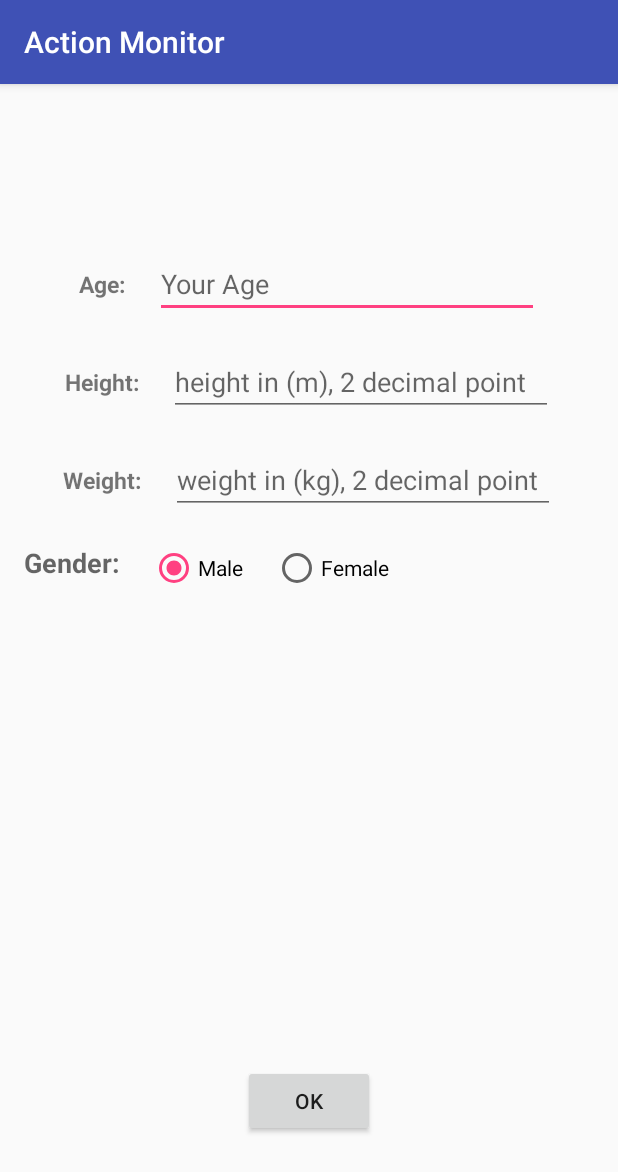
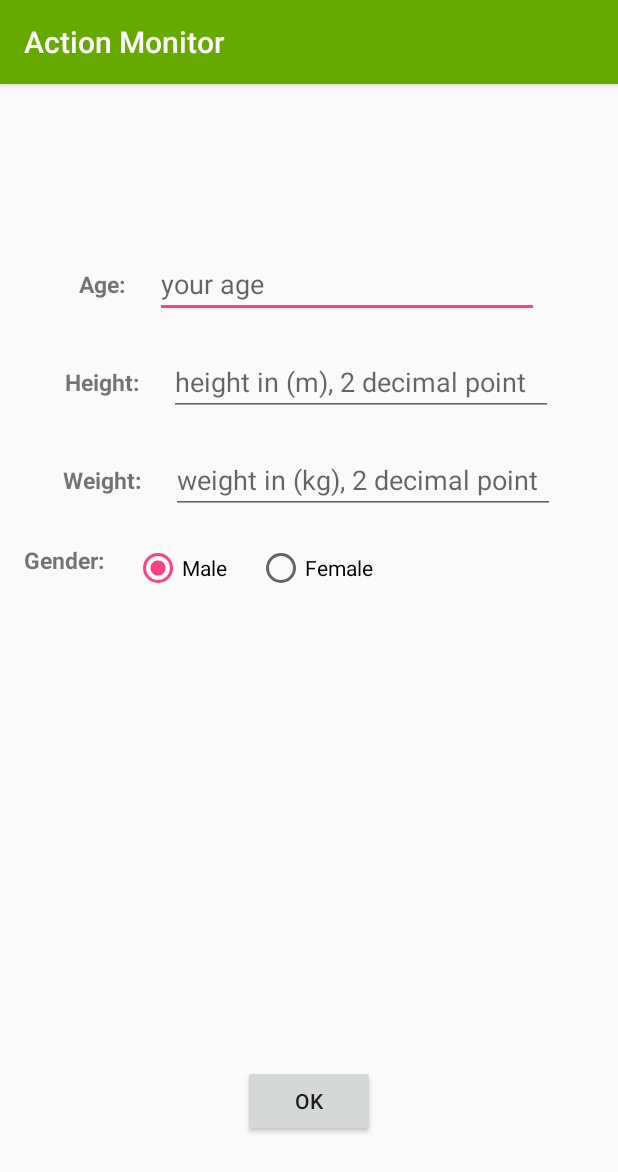
Before and after one commit to qq296776435/ActionMonitorAPP, an Android app: the CreateUserActivity screen opened directly, with no data from a screen before it, on a phone screen of 412 x 824 dp. Shown: the top 1172 px of the screen. Run offline under Robolectric (Android 15) with nearby library versions, the phone set to English and light mode, and no system bars.

Commit message:
add plotting feature, and change naming

```diff
--- a/app/src/main/java/jnu/action/AccData.java
+++ b/app/src/main/java/jnu/action/AccData.java
@@ -1,8 +1,8 @@
 package jnu.action;
 
 public class AccData {
-    public float x, y, z;
-    public long timestamp;
+    float x, y, z;
+    long timestamp;
 
     public AccData(float[] values, long timestamp){
         x = values[0];
@@ -16,6 +16,6 @@ public class AccData {
     }
 
     public String toString(){
-        return String.format("x:%.4f y:%.4f, z:%.4f", x, y ,z);
+        return String.format("x:%.4f y:%.4f, z:%.4f", x, y, z);
     }
 }
--- a/app/src/main/java/jnu/action/CreateUserActivity.java
+++ b/app/src/main/java/jnu/action/CreateUserActivity.java
@@ -11,7 +11,7 @@ public class CreateUserActivity extends AppCompatActivity {
     private EditText ageInput;
     private EditText heightInput;
     private EditText weightInput;
-    private RadioGroup groupGender;
+    private RadioGroup genderGroup;
     private RadioButton selectedGender;
     private Button okButton;
     private String uid;
@@ -21,33 +21,26 @@ public class CreateUserActivity extends AppCompatActivity {
         super.onCreate(savedInstanceState);
         setContentView(R.layout.activity_create_user);
 
-        ageInput = (EditText)findViewById(R.id.ageInput);
-        heightInput = (EditText)findViewById(R.id.heightInput);
-        weightInput = (EditText)findViewById(R.id.weightInput);
-        groupGender = (RadioGroup)findViewById(R.id.radioGender);
-        uidText = (TextView)findViewById(R.id.uidText);
+        uidText = (TextView)findViewById(R.id.create_user_uid_txt);
+        ageInput = (EditText)findViewById(R.id.create_user_age_edit);
+        heightInput = (EditText)findViewById(R.id.create_user_height_edit);
+        weightInput = (EditText)findViewById(R.id.create_user_weight_edit);
+        genderGroup = (RadioGroup)findViewById(R.id.create_user_gender_radio);
+        selectedGender = (RadioButton)genderGroup.findViewById(genderGroup.getCheckedRadioButtonId());
+        okButton = (Button)findViewById(R.id.create_user_ok_btn);
 
         Intent intent = getIntent();
         uid = intent.getStringExtra("uid");
         uidText.setText(uid);
 
-        okButton = (Button)findViewById(R.id.ok_button);
         okButton.setOnClickListener(new View.OnClickListener() {
             @Override
             public void onClick(View v) {
-                selectedGender = (RadioButton)groupGender.findViewById(groupGender.getCheckedRadioButtonId());
-                int age = 0;
-                float height = 0.0f;
-                float weight = 0.0f;
+                int age = Integer.parseInt(ageInput.getText().toString());
+                float height = Float.parseFloat(heightInput.getText().toString());
+                float weight = Float.parseFloat(weightInput.getText().toString());
                 boolean isMale = selectedGender.getText().toString().equals("Male");
-                try{
-                    age = Integer.parseInt(ageInput.getText().toString());
-                    height = Float.parseFloat(heightInput.getText().toString());
-                    weight = Float.parseFloat(weightInput.getText().toString());
-                } catch (Exception e){
-                    Toast.makeText(CreateUserActivity.this, "Make sure your message is correctly input.", Toast.LENGTH_SHORT).show();
-                }
-                if (age>0 && height>0.0f && weight>0.0f) {
+
                 User user = new User(uid, isMale, age, height, weight);
                 user.save();
 
@@ -56,7 +49,6 @@ public class CreateUserActivity extends AppCompatActivity {
                 intent.putExtra("uid", uid);
                 startActivity(intent);
             }
-            }
         });
     }
 }
--- a/app/src/main/java/jnu/action/GyrData.java
+++ b/app/src/main/java/jnu/action/GyrData.java
@@ -1,8 +1,8 @@
 package jnu.action;
 
 public class GyrData {
-    public float x, y, z;
-    public long timestamp;
+    float x, y, z;
+    long timestamp;
 
     public GyrData(float[] values, long timestamp){
         x = values[0];
--- a/app/src/main/res/layout/activity_create_user.xml
+++ b/app/src/main/res/layout/activity_create_user.xml
@@ -11,119 +11,132 @@
         tools:context="jnu.action.CreateUserActivity">
 
     <TextView
-            android:layout_width="wrap_content" android:layout_height="wrap_content"
+            android:id="@+id/create_user_uid_txt"
+            android:layout_width="match_parent"
+            android:layout_height="wrap_content"
             android:textAppearance="?android:attr/textAppearanceMedium"
-            android:text="Text"
-            android:id="@+id/uidText" android:layout_alignParentTop="true" android:layout_centerHorizontal="true"
-            android:layout_marginTop="50dp" />
+            android:layout_alignParentTop="true"
+            android:layout_centerHorizontal="true"
+            android:layout_marginTop="50dp"
+            android:gravity="center_horizontal"
+            android:text="TEXT"/>
 
     <LinearLayout
-            android:layout_width="match_parent" android:layout_height="wrap_content"
+            android:id="@+id/create_user_age_linear"
+            android:layout_width="match_parent"
+            android:layout_height="wrap_content"
             android:orientation="horizontal"
-            android:layout_below="@id/uidText"
-            android:id="@+id/ageLinear"
+            android:layout_below="@id/create_user_uid_txt"
             android:layout_marginTop="20sp"
             android:gravity="center">
         <TextView
-                android:layout_width="wrap_content" android:layout_height="wrap_content"
-                android:text="Age:"
-                android:id="@+id/ageView"
+                android:id="@+id/create_user_age_txt"
+                android:layout_width="wrap_content"
+                android:layout_height="wrap_content"
                 android:textSize="15sp"
-                android:textStyle="bold" />
+                android:textStyle="bold"
+                android:text="Age:"/>
         <EditText
+                android:id="@+id/create_user_age_edit"
                 android:layout_width="wrap_content"
                 android:layout_height="wrap_content"
                 android:inputType="number"
-                android:hint="Your Age"
                 android:ems="12"
-                android:id="@+id/ageInput"
-                android:layout_marginStart="20sp" />
+                android:layout_marginStart="20sp"
+                android:hint="your age"/>
     </LinearLayout>
 
     <LinearLayout
-            android:layout_width="match_parent" android:layout_height="wrap_content"
+            android:id="@+id/create_user_height_linear"
+            android:layout_width="match_parent"
+            android:layout_height="wrap_content"
             android:orientation="horizontal"
-            android:layout_below="@id/ageLinear"
-            android:id="@+id/heightLinear"
+            android:layout_below="@id/create_user_age_linear"
             android:layout_marginTop="20sp"
             android:gravity="center">
         <TextView
-                android:layout_width="wrap_content" android:layout_height="wrap_content"
-                android:text="Height:"
-                android:id="@+id/heightView"
+                android:id="@+id/create_user_height_txt"
+                android:layout_width="wrap_content"
+                android:layout_height="wrap_content"
                 android:textSize="15sp"
-                android:textStyle="bold" />
+                android:textStyle="bold"
+                android:text="Height:"/>
         <EditText
+                android:id="@+id/create_user_height_edit"
                 android:layout_width="wrap_content"
                 android:layout_height="wrap_content"
                 android:inputType="numberDecimal"
-                android:hint="height in (m), 2 decimal point"
                 android:ems="12"
-                android:id="@+id/heightInput"
-                android:layout_marginStart="20sp" />
+                android:layout_marginStart="20sp"
+                android:hint="height in (m), 2 decimal point"/>
     </LinearLayout>
 
     <LinearLayout
-            android:layout_width="match_parent" android:layout_height="wrap_content"
+            android:id="@+id/create_user_weight_linear"
+            android:layout_width="match_parent"
+            android:layout_height="wrap_content"
             android:orientation="horizontal"
-            android:layout_below="@id/heightLinear"
-            android:id="@+id/weightLinear"
+            android:layout_below="@id/create_user_height_linear"
             android:layout_marginTop="20sp"
             android:gravity="center">
         <TextView
-                android:layout_width="wrap_content" android:layout_height="wrap_content"
-                android:text="Weight:"
-                android:id="@+id/weightView"
+                android:id="@+id/create_user_weight_txt"
+                android:layout_width="wrap_content"
+                android:layout_height="wrap_content"
                 android:textSize="15sp"
-                android:textStyle="bold" />
+                android:textStyle="bold"
+                android:text="Weight:"/>
         <EditText
+                android:id="@+id/create_user_weight_edit"
                 android:layout_width="wrap_content"
                 android:layout_height="wrap_content"
                 android:inputType="numberDecimal"
-                android:hint="weight in (kg), 2 decimal point"
                 android:ems="12"
-                android:id="@+id/weightInput"
-                android:layout_marginStart="20sp" />
+                android:layout_marginStart="20sp"
+                android:hint="weight in (kg), 2 decimal point"/>
     </LinearLayout>
 
     <LinearLayout
+            android:id="@+id/create_user_gender_linear"
             android:layout_width="wrap_content"
             android:layout_height="wrap_content"
-            android:layout_below="@id/weightLinear"
+            android:layout_below="@id/create_user_weight_linear"
             android:layout_marginTop="20dp" >
         <TextView
+                android:id="@+id/create_user_gender_txt"
                 android:layout_width="wrap_content"
                 android:layout_height="wrap_content"
-                android:textAppearance="?android:attr/textAppearanceMedium"
-                android:text="Gender:"
-                android:id="@+id/genderText"
-                android:textStyle="bold" />
+                android:textSize="15sp"
+                android:textStyle="bold"
+                android:text="Gender:"/>
         <RadioGroup
+                android:id="@+id/create_user_gender_radio"
                 android:layout_width="wrap_content"
                 android:layout_height="wrap_content"
-                android:id="@+id/radioGender"
                 android:layout_marginStart="20dp"
                 android:orientation="horizontal">
             <RadioButton
+                    android:id="@+id/radioButton"
                     android:layout_width="wrap_content"
                     android:layout_height="wrap_content"
-                    android:text="Male"
-                    android:id="@+id/radioButton" android:checked="true"/>
+                    android:checked="true"
+                    android:text="Male"/>
             <RadioButton
+                    android:id="@+id/radioButton2"
                     android:layout_width="wrap_content"
                     android:layout_height="wrap_content"
-                    android:text="Female"
-                    android:id="@+id/radioButton2" android:checked="false"
-                    android:layout_marginStart="20dp"/>
+                    android:checked="false"
+                    android:layout_marginStart="20dp"
+                    android:text="Female"/>
         </RadioGroup>
-
     </LinearLayout>
 
     <Button
+            android:id="@+id/create_user_ok_btn"
             android:layout_width="wrap_content"
             android:layout_height="wrap_content"
-            android:text="OK"
-            android:id="@+id/ok_button" android:layout_alignParentBottom="true" android:layout_centerHorizontal="true"
-            android:layout_marginBottom="50dp"/>
-
+            android:layout_alignParentBottom="true"
+            android:layout_centerHorizontal="true"
+            android:layout_marginBottom="50dp"
+            android:text="OK"/>
 </RelativeLayout>
--- a/app/src/main/res/layout/activity_list.xml
+++ b/app/src/main/res/layout/activity_list.xml
@@ -2,9 +2,8 @@
 <LinearLayout xmlns:android="http://schemas.android.com/apk/res/android"
               android:layout_width="match_parent"
               android:layout_height="match_parent">
-    <ListView android:id="@+id/action_list"
+    <ListView android:id="@+id/list_list"
               android:layout_width="match_parent"
               android:layout_height="match_parent">
     </ListView>
-
 </LinearLayout>
--- a/app/src/main/res/values/colors.xml
+++ b/app/src/main/res/values/colors.xml
@@ -1,6 +1,9 @@
 <?xml version="1.0" encoding="utf-8"?>
 <resources>
-    <color name="colorPrimary">#3F51B5</color>
-    <color name="colorPrimaryDark">#303F9F</color>
+    <color name="colorPrimary">#66AA00</color>
+    <color name="colorPrimaryDark">#006622</color>
     <color name="colorAccent">#FF4081</color>
+    <color name="Red">#FF3333</color>
+    <color name="Green">#339933</color>
+    <color name="Blue">#336699</color>
 </resources>
```
Also changed, not shown: app/src/main/AndroidManifest.xml (+9 -10 lines), app/src/main/java/jnu/action/ActionListActivity.java (+5 -5 lines), app/src/main/java/jnu/action/DataPlotActivity.java (added, +132 -0 lines), app/src/main/java/jnu/action/DataRow.java (+20 -9 lines), app/src/main/java/jnu/action/UserActivity.java (+14 -5 lines), app/src/main/res/layout/action_collect_layout.xml (+28 -20 lines), app/src/main/res/layout/activity_data_plot.xml (added, +47 -0 lines), app/src/main/res/layout/activity_user.xml (+22 -10 lines). Lines whose indentation alone changed are shown as unchanged.
